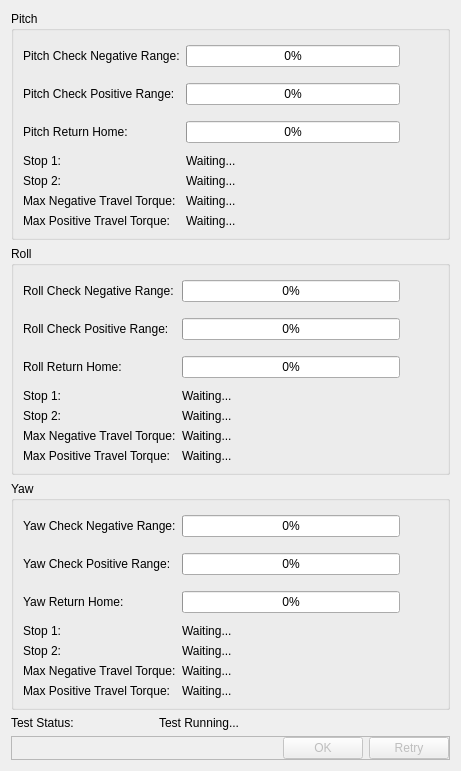
First picture: the form in Tools/3DRGimbalFactoryApplication/3DRGimbalFactoryApplication/axis_range_test_dialog.ui, repository Gussy/solo-gimbal, before the edit.
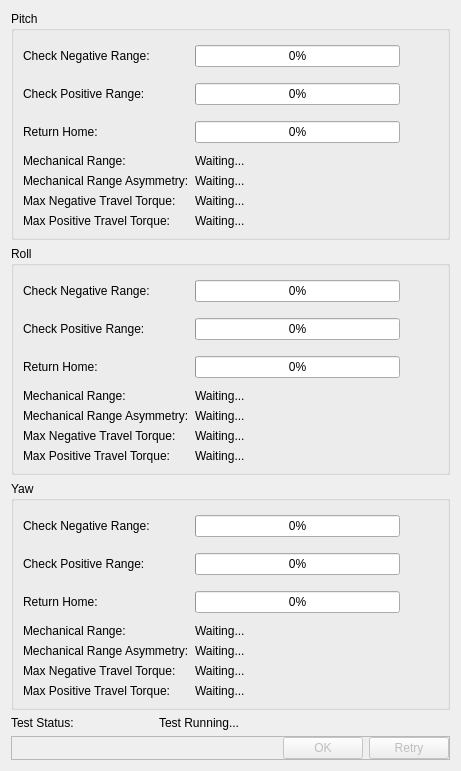
Second picture: the form after the edit. Icons and pictures are not drawn.

Commit message: tools: updated axis range test for new data being produced

The edit to the form file:
```diff
--- a/Tools/3DRGimbalFactoryApplication/3DRGimbalFactoryApplication/axis_range_test_dialog.ui
+++ b/Tools/3DRGimbalFactoryApplication/3DRGimbalFactoryApplication/axis_range_test_dialog.ui
@@ -119,7 +119,7 @@
       <item row="0" column="0">
        <widget class="QLabel" name="pitchCheckNegative_label">
         <property name="text">
-         <string>Pitch Check Negative Range:</string>
+         <string>Check Negative Range:</string>
         </property>
        </widget>
       </item>
@@ -161,14 +161,14 @@
       <item row="1" column="0">
        <widget class="QLabel" name="pitchCheckPositive_label">
         <property name="text">
-         <string>Pitch Check Positive Range:</string>
+         <string>Check Positive Range:</string>
         </property>
        </widget>
       </item>
       <item row="2" column="0">
        <widget class="QLabel" name="pitchReturnHome_label">
         <property name="text">
-         <string>Pitch Return Home:</string>
+         <string>Return Home:</string>
         </property>
        </widget>
       </item>
@@ -214,14 +214,14 @@
       <item row="3" column="0">
        <widget class="QLabel" name="pitchStop1_label">
         <property name="text">
-         <string>Stop 1:</string>
+         <string>Mechanical Range:</string>
         </property>
        </widget>
       </item>
       <item row="4" column="0">
        <widget class="QLabel" name="pitchStop2_label">
         <property name="text">
-         <string>Stop 2:</string>
+         <string>Mechanical Range Asymmetry:</string>
         </property>
        </widget>
       </item>
@@ -306,7 +306,7 @@
       <item row="0" column="0">
        <widget class="QLabel" name="rollCheckNegative_label">
         <property name="text">
-         <string>Roll Check Negative Range:</string>
+         <string>Check Negative Range:</string>
         </property>
        </widget>
       </item>
@@ -320,14 +320,14 @@
       <item row="3" column="0">
        <widget class="QLabel" name="rollStop1_label">
         <property name="text">
-         <string>Stop 1:</string>
+         <string>Mechanical Range:</string>
         </property>
        </widget>
       </item>
       <item row="4" column="0">
        <widget class="QLabel" name="rollStop2_label">
         <property name="text">
-         <string>Stop 2:</string>
+         <string>Mechanical Range Asymmetry:</string>
         </property>
        </widget>
       </item>
@@ -371,14 +371,14 @@
       <item row="1" column="0">
        <widget class="QLabel" name="rollCheckPositive_label">
         <property name="text">
-         <string>Roll Check Positive Range:</string>
+         <string>Check Positive Range:</string>
         </property>
        </widget>
       </item>
       <item row="2" column="0">
        <widget class="QLabel" name="rollReturnHome_label">
         <property name="text">
-         <string>Roll Return Home:</string>
+         <string>Return Home:</string>
         </property>
        </widget>
       </item>
@@ -431,7 +431,7 @@
       <item row="2" column="0">
        <widget class="QLabel" name="yawReturnHome_label">
         <property name="text">
-         <string>Yaw Return Home:</string>
+         <string>Return Home:</string>
         </property>
        </widget>
       </item>
@@ -459,14 +459,14 @@
       <item row="3" column="0">
        <widget class="QLabel" name="yawStop1_label">
         <property name="text">
-         <string>Stop 1:</string>
+         <string>Mechanical Range:</string>
         </property>
        </widget>
       </item>
       <item row="4" column="0">
        <widget class="QLabel" name="yawStop2_label">
         <property name="text">
-         <string>Stop 2:</string>
+         <string>Mechanical Range Asymmetry:</string>
         </property>
        </widget>
       </item>
@@ -510,7 +510,7 @@
       <item row="0" column="0">
        <widget class="QLabel" name="yawCheckNegative_label">
         <property name="text">
-         <string>Yaw Check Negative Range:</string>
+         <string>Check Negative Range:</string>
         </property>
        </widget>
       </item>
@@ -533,7 +533,7 @@
       <item row="1" column="0">
        <widget class="QLabel" name="yawCheckPositive_label">
         <property name="text">
-         <string>Yaw Check Positive Range:</string>
+         <string>Check Positive Range:</string>
         </property>
        </widget>
       </item>
```
Left out of the diff: 33 changed lines with no effect on the pictures. The commit also changes 3 other files.
